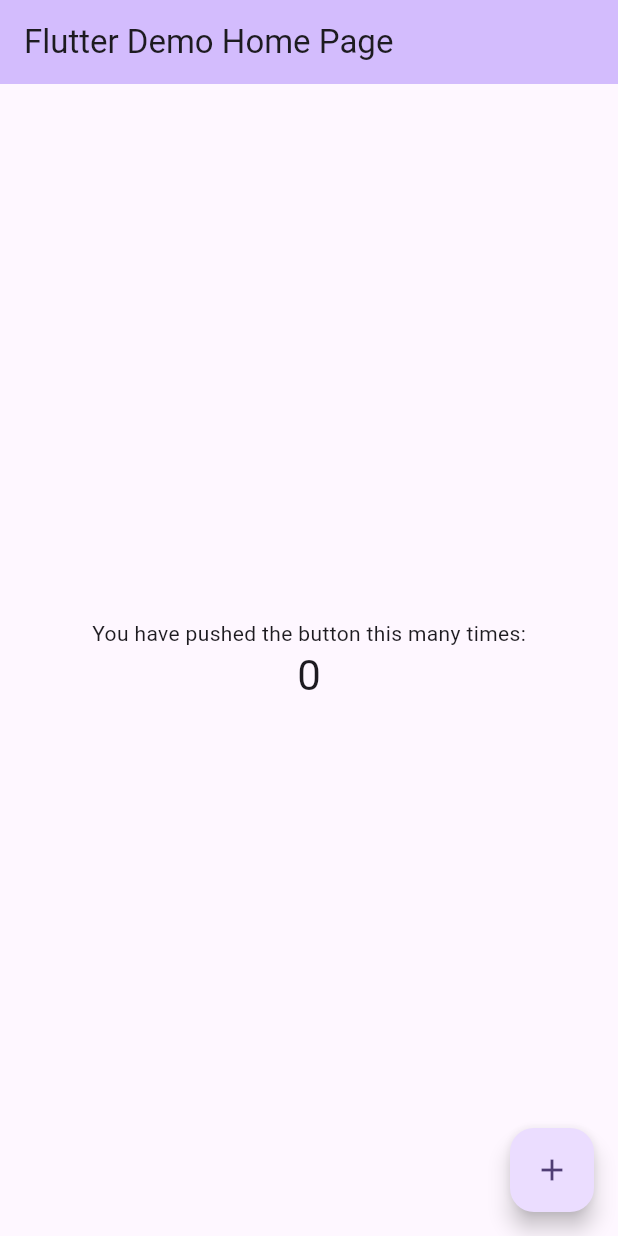
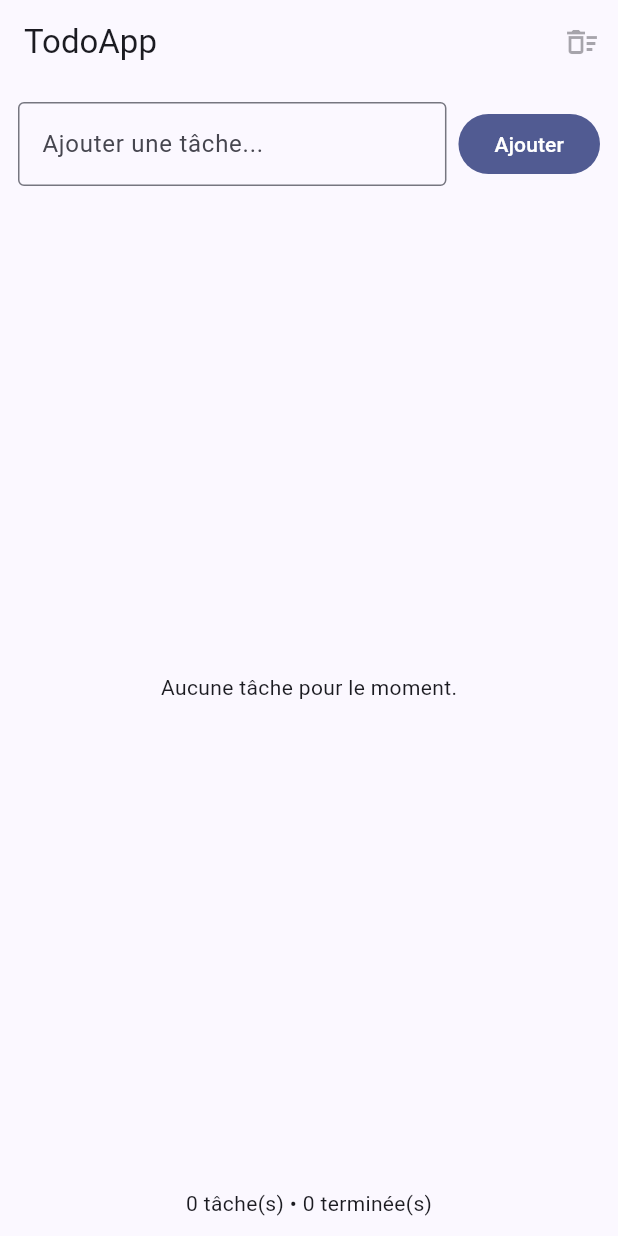
Before and after one commit to julienESN/flutter_project, a Flutter app: the screen it shows after launch, on a phone screen of 412 x 824 dp. Run offline on Flutter 3.47's test engine with Material 3 defaults, Android fonts, the phone set to English and light mode, and no system bars; our stand-ins replace shared_preferences.

Commit message:
feat(todo): add HomeScreen with provider state management and local persistence

```diff
--- a/lib/main.dart
+++ b/lib/main.dart
@@ -1,122 +1,23 @@
 import 'package:flutter/material.dart';
+import 'package:provider/provider.dart';
+import 'providers/todo_provider.dart';
+import 'screens/home_screen.dart';
 
 void main() {
-  runApp(const MyApp());
+  runApp(
+    ChangeNotifierProvider(create: (_) => TodoProvider(), child: const MyApp()),
+  );
 }
 
 class MyApp extends StatelessWidget {
   const MyApp({super.key});
-
-  // This widget is the root of your application.
   @override
   Widget build(BuildContext context) {
     return MaterialApp(
-      title: 'Flutter Demo',
-      theme: ThemeData(
-        // This is the theme of your application.
-        //
-        // TRY THIS: Try running your application with "flutter run". You'll see
-        // the application has a purple toolbar. Then, without quitting the app,
-        // try changing the seedColor in the colorScheme below to Colors.green
-        // and then invoke "hot reload" (save your changes or press the "hot
-        // reload" button in a Flutter-supported IDE, or press "r" if you used
-        // the command line to start the app).
-        //
-        // Notice that the counter didn't reset back to zero; the application
-        // state is not lost during the reload. To reset the state, use hot
-        // restart instead.
-        //
-        // This works for code too, not just values: Most code changes can be
-        // tested with just a hot reload.
-        colorScheme: ColorScheme.fromSeed(seedColor: Colors.deepPurple),
-      ),
-      home: const MyHomePage(title: 'Flutter Demo Home Page'),
+      title: 'TodoApp',
+      debugShowCheckedModeBanner: false,
+      theme: ThemeData(useMaterial3: true, colorSchemeSeed: Colors.indigo),
+      home: const HomeScreen(),
     );
   }
 }
-
-class MyHomePage extends StatefulWidget {
-  const MyHomePage({super.key, required this.title});
-
-  // This widget is the home page of your application. It is stateful, meaning
-  // that it has a State object (defined below) that contains fields that affect
-  // how it looks.
-
-  // This class is the configuration for the state. It holds the values (in this
-  // case the title) provided by the parent (in this case the App widget) and
-  // used by the build method of the State. Fields in a Widget subclass are
-  // always marked "final".
-
-  final String title;
-
-  @override
-  State<MyHomePage> createState() => _MyHomePageState();
-}
-
-class _MyHomePageState extends State<MyHomePage> {
-  int _counter = 0;
-
-  void _incrementCounter() {
-    setState(() {
-      // This call to setState tells the Flutter framework that something has
-      // changed in this State, which causes it to rerun the build method below
-      // so that the display can reflect the updated values. If we changed
-      // _counter without calling setState(), then the build method would not be
-      // called again, and so nothing would appear to happen.
-      _counter++;
-    });
-  }
-
-  @override
-  Widget build(BuildContext context) {
-    // This method is rerun every time setState is called, for instance as done
-    // by the _incrementCounter method above.
-    //
-    // The Flutter framework has been optimized to make rerunning build methods
-    // fast, so that you can just rebuild anything that needs updating rather
-    // than having to individually change instances of widgets.
-    return Scaffold(
-      appBar: AppBar(
-        // TRY THIS: Try changing the color here to a specific color (to
-        // Colors.amber, perhaps?) and trigger a hot reload to see the AppBar
-        // change color while the other colors stay the same.
-        backgroundColor: Theme.of(context).colorScheme.inversePrimary,
-        // Here we take the value from the MyHomePage object that was created by
-        // the App.build method, and use it to set our appbar title.
-        title: Text(widget.title),
-      ),
-      body: Center(
-        // Center is a layout widget. It takes a single child and positions it
-        // in the middle of the parent.
-        child: Column(
-          // Column is also a layout widget. It takes a list of children and
-          // arranges them vertically. By default, it sizes itself to fit its
-          // children horizontally, and tries to be as tall as its parent.
-          //
-          // Column has various properties to control how it sizes itself and
-          // how it positions its children. Here we use mainAxisAlignment to
-          // center the children vertically; the main axis here is the vertical
-          // axis because Columns are vertical (the cross axis would be
-          // horizontal).
-          //
-          // TRY THIS: Invoke "debug painting" (choose the "Toggle Debug Paint"
-          // action in the IDE, or press "p" in the console), to see the
-          // wireframe for each widget.
-          mainAxisAlignment: MainAxisAlignment.center,
-          children: <Widget>[
-            const Text('You have pushed the button this many times:'),
-            Text(
-              '$_counter',
-              style: Theme.of(context).textTheme.headlineMedium,
-            ),
-          ],
-        ),
-      ),
-      floatingActionButton: FloatingActionButton(
-        onPressed: _incrementCounter,
-        tooltip: 'Increment',
-        child: const Icon(Icons.add),
-      ), // This trailing comma makes auto-formatting nicer for build methods.
-    );
-  }
-}
--- /dev/null
+++ b/lib/models/todo.dart
@@ -0,0 +1,19 @@
+class Todo {
+  final String id;
+  final String title;
+  final bool done;
+
+  Todo({required this.id, required this.title, this.done = false});
+
+  Todo copyWith({String? id, String? title, bool? done}) {
+    return Todo(
+      id: id ?? this.id,
+      title: title ?? this.title,
+      done: done ?? this.done,
+    );
+  }
+
+  Map<String, dynamic> toJson() => {"id": id, "title": title, "done": done};
+  factory Todo.fromJson(Map<String, dynamic> json) =>
+      Todo(id: json["id"], title: json["title"], done: json["done"] as bool);
+}
--- /dev/null
+++ b/lib/screens/home_screen.dart
@@ -0,0 +1,101 @@
+import 'package:flutter/material.dart';
+import 'package:provider/provider.dart';
+import '../providers/todo_provider.dart';
+import '../widgets/todo_item.dart';
+
+class HomeScreen extends StatefulWidget {
+  const HomeScreen({super.key});
+
+  @override
+  State<HomeScreen> createState() => _HomeScreenState();
+}
+
+class _HomeScreenState extends State<HomeScreen> {
+  final _ctrl = TextEditingController();
+
+  @override
+  void initState() {
+    super.initState();
+    context.read<TodoProvider>().load();
+  }
+
+  @override
+  void dispose() {
+    _ctrl.dispose();
+    super.dispose();
+  }
+
+  @override
+  Widget build(BuildContext context) {
+    final todos = context.watch<TodoProvider>().items;
+    final completed = todos.where((t) => t.done).length;
+
+    return Scaffold(
+      appBar: AppBar(
+        title: const Text('TodoApp'),
+        actions: [
+          IconButton(
+            tooltip: 'Supprimer les tâches terminées',
+            onPressed: completed == 0
+                ? null
+                : () => context.read<TodoProvider>().clearCompleted(),
+            icon: const Icon(Icons.delete_sweep_outlined),
+          ),
+        ],
+      ),
+      body: Column(
+        children: [
+          Padding(
+            padding: const EdgeInsets.all(12),
+            child: Row(
+              children: [
+                Expanded(
+                  child: TextField(
+                    controller: _ctrl,
+                    decoration: const InputDecoration(
+                      hintText: 'Ajouter une tâche...',
+                      border: OutlineInputBorder(),
+                    ),
+                    onSubmitted: (v) async {
+                      await context.read<TodoProvider>().add(v);
+                      _ctrl.clear();
+                    },
+                  ),
+                ),
+                const SizedBox(width: 8),
+                FilledButton(
+                  onPressed: () async {
+                    await context.read<TodoProvider>().add(_ctrl.text);
+                    _ctrl.clear();
+                  },
+                  child: const Text('Ajouter'),
+                ),
+              ],
+            ),
+          ),
+          Expanded(
+            child: todos.isEmpty
+                ? const Center(child: Text('Aucune tâche pour le moment.'))
+                : ListView.builder(
+                    itemCount: todos.length,
+                    itemBuilder: (context, i) {
+                      final t = todos[i];
+                      return TodoItem(
+                        todo: t,
+                        onToggle: () =>
+                            context.read<TodoProvider>().toggle(t.id),
+                        onDelete: () =>
+                            context.read<TodoProvider>().remove(t.id),
+                      );
+                    },
+                  ),
+          ),
+          Padding(
+            padding: const EdgeInsets.all(12),
+            child: Text('${todos.length} tâche(s) • $completed terminée(s)'),
+          ),
+        ],
+      ),
+    );
+  }
+}
```
Also changed, not shown: lib/providers/todo_provider.dart (added, +63 -0 lines), lib/widgets/todo_item.dart (added, +48 -0 lines), pubspec.yaml (+5 -2 lines).
